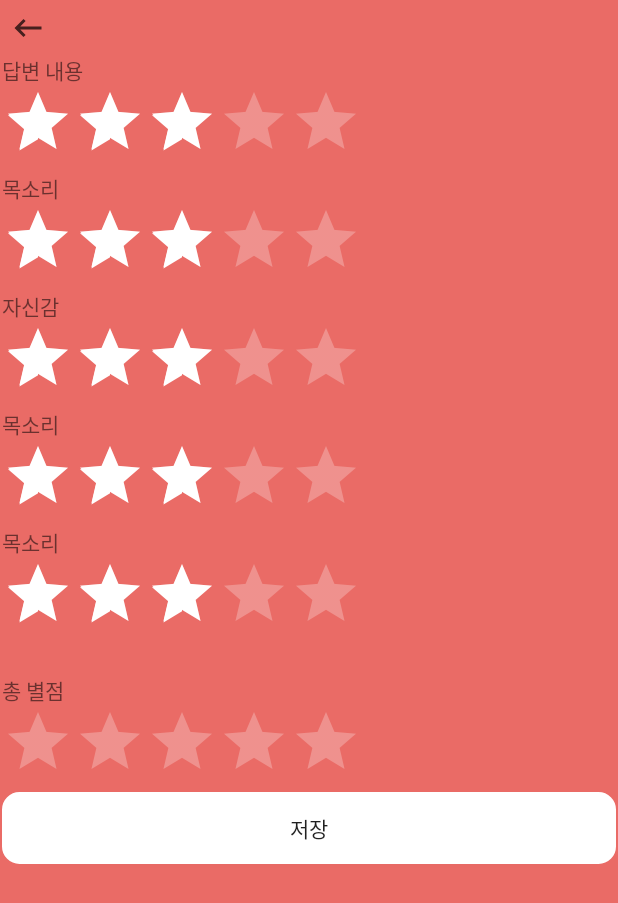
After one commit to AjouUniv-SocialAppProject-2017/enterview, an Android app: the layout popup_rating.xml on its own in the app's theme, with its tools: preview values and no code run, on a phone screen of 412 x 824 dp. The commit adds this screen. Shown: the top 903 px of the screen. Run offline under Robolectric (Android 15) with nearby library versions, the phone set to English and light mode, and no system bars.

Commit message:
게시판 reivew popup & rating popup & DB연동

```diff
--- a/MyApplication/app/src/main/AndroidManifest.xml
+++ b/MyApplication/app/src/main/AndroidManifest.xml
@@ -7,8 +7,7 @@
     <uses-permission android:name="android.permission.WRITE_EXTERNAL_STORAGE" />
     <uses-permission android:name="android.permission.ACCESS_NETWORK_STATE" />
     <uses-permission android:name="android.permission.ACCESS_WIFI_STATE" />
-
-
+    <uses-permission android:name="android.permission.WAKE_LOCK" />
 
     <application
         android:allowBackup="true"
--- a/MyApplication/app/src/main/java/com/example/ajou/myapplication/Board_item.java
+++ b/MyApplication/app/src/main/java/com/example/ajou/myapplication/Board_item.java
@@ -1,9 +1,8 @@
 package com.example.ajou.myapplication;
 
 /**
- * Created by thfad_000 on 2017-05-05.
- * 프레그먼트 3번째 자랑글 리스트 아이템
- * 날짜, 닉네임, 사진, 글, 좋아요, 댓글
+ * 프레그먼트 2번째 게시판
+ * 날짜, 닉네임, 사진, 글, 별점, 댓글, 제목(질문)
  */
 public class Board_item {
 
--- /dev/null
+++ b/MyApplication/app/src/main/res/drawable/ic_keyboard_backspace_black_24dp.xml
@@ -0,0 +1,5 @@
+<vector android:alpha="0.70" android:height="24dp"
+    android:viewportHeight="24.0" android:viewportWidth="24.0"
+    android:width="24dp" xmlns:android="http://schemas.android.com/apk/res/android">
+    <path android:fillColor="#FF000000" android:pathData="M21,11H6.83l3.58,-3.59L9,6l-6,6 6,6 1.41,-1.41L6.83,13H21z"/>
+</vector>
--- /dev/null
+++ b/MyApplication/app/src/main/res/layout/popup_rating.xml
@@ -0,0 +1,111 @@
+<?xml version="1.0" encoding="utf-8"?>
+<LinearLayout xmlns:android="http://schemas.android.com/apk/res/android"
+    android:id="@+id/popup_element"
+    android:layout_width="fill_parent"
+    android:layout_height="fill_parent"
+    android:background="@color/colorPrimary"
+    android:orientation="vertical"
+    android:padding="1dip" >
+
+        <ImageButton
+            android:id="@+id/btn_close_popup"
+            android:layout_width="wrap_content"
+            android:layout_height="wrap_content"
+            android:layout_alignParentLeft="true"
+            android:layout_margin = "5dip"
+            android:background="@drawable/ic_keyboard_backspace_black_24dp"
+            />
+        <TextView
+            android:layout_width="match_parent"
+            android:layout_height="wrap_content"
+            android:text="답변 내용"/>
+        <RatingBar
+            android:id="@+id/ratingBar1"
+            android:layout_width="wrap_content"
+            android:layout_height="wrap_content"
+            android:layout_below="@id/ratingBar"
+            android:isIndicator="false"
+            android:numStars="5"
+            android:rating="3"
+            android:stepSize="0.5" />
+
+        <TextView
+            android:layout_width="match_parent"
+            android:layout_height="wrap_content"
+            android:text="목소리"/>
+        <RatingBar
+            android:id="@+id/ratingBar2"
+            android:layout_width="wrap_content"
+            android:layout_height="wrap_content"
+            android:layout_below="@id/ratingBar"
+            android:isIndicator="false"
+            android:numStars="5"
+            android:rating="3"
+            android:stepSize="0.5" />
+
+        <TextView
+            android:layout_width="match_parent"
+            android:layout_height="wrap_content"
+            android:text="자신감"/>
+        <RatingBar
+            android:id="@+id/ratingBar3"
+            android:layout_width="wrap_content"
+            android:layout_height="wrap_content"
+            android:layout_below="@id/ratingBar"
+            android:isIndicator="false"
+            android:numStars="5"
+            android:rating="3"
+            android:stepSize="0.5" />
+
+        <TextView
+            android:layout_width="match_parent"
+            android:layout_height="wrap_content"
+            android:text="목소리"/>
+        <RatingBar
+            android:id="@+id/ratingBar4"
+            android:layout_width="wrap_content"
+            android:layout_height="wrap_content"
+            android:layout_below="@id/ratingBar"
+            android:isIndicator="false"
+            android:numStars="5"
+            android:rating="3"
+            android:stepSize="0.5" />
+
+        <TextView
+            android:layout_width="match_parent"
+            android:layout_height="wrap_content"
+            android:text="목소리"/>
+        <RatingBar
+            android:id="@+id/ratingBar5"
+            android:layout_width="wrap_content"
+            android:layout_height="wrap_content"
+            android:layout_below="@id/ratingBar"
+            android:isIndicator="false"
+            android:numStars="5"
+            android:rating="3"
+            android:stepSize="0.5" />
+
+    <TextView
+        android:layout_width="match_parent"
+        android:layout_height="wrap_content"
+        android:text="총 별점"
+        android:layout_marginTop="20dip"/>
+
+    <RatingBar
+        android:id="@+id/ratingBar"
+        android:layout_width="wrap_content"
+        android:layout_height="wrap_content"
+        android:isIndicator="true"
+        android:numStars="5"
+        android:rating="0"
+        android:stepSize="0.5"
+        android:textAlignment="center" />
+
+    <Button
+        android:id="@+id/save_btn"
+        android:layout_width="match_parent"
+        android:layout_height="wrap_content"
+        android:background="@drawable/rounded"
+        android:text="저장" />
+
+</LinearLayout>
```
Also changed, not shown: MyApplication/app/src/main/java/com/example/ajou/myapplication/Adapter_boardList.java (+350 -4 lines), MyApplication/app/src/main/java/com/example/ajou/myapplication/BulletinBoardFragment.java (+126 -6 lines), MyApplication/app/src/main/res/layout/item_board.xml (+19 -9 lines), MyApplication/app/src/main/res/layout/popup_review.xml (added, +56 -0 lines).
